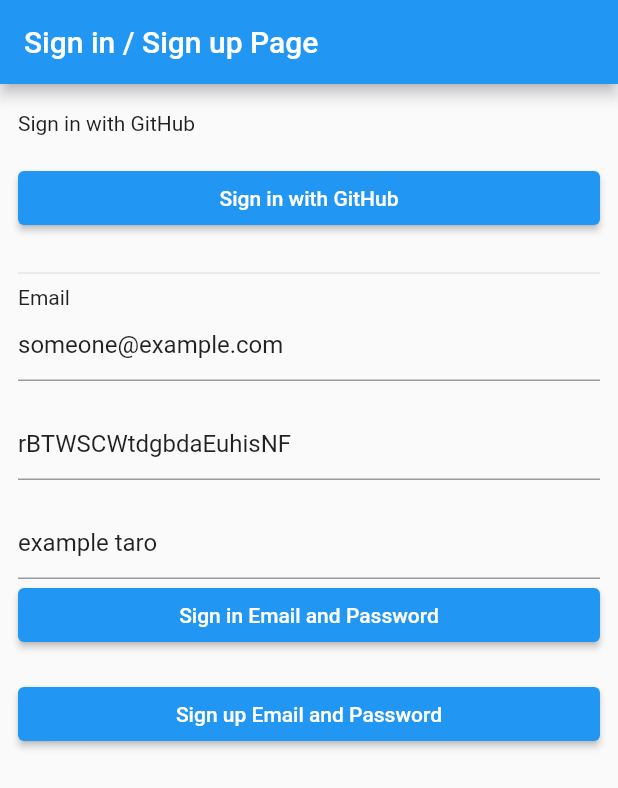
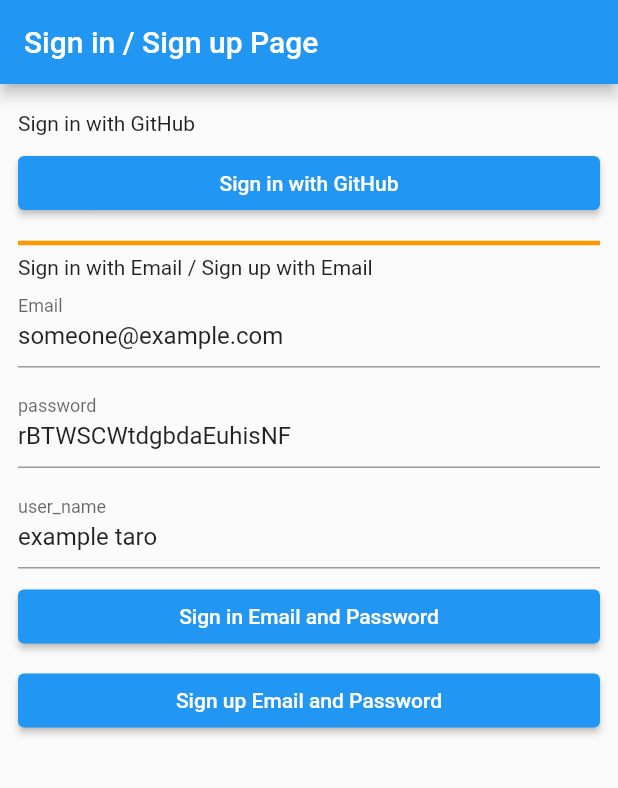
Before and after one commit to Pregum/authentication_sample_with_supabase_flutter, a Flutter app: the screen it shows after launch, on a phone screen of 412 x 824 dp. Shown: the top 788 px of the screen. Run offline on Flutter 3.47's test engine with Material 2 defaults, Android fonts, the light colour scheme and no system bars; our stand-ins replace flutter_dotenv, gap, supabase_flutter; accounts and stored records are empty.

Commit message:
update: ログイン用ページのレイアウトを調整
* gap packageを入れて見やすくした
* my_text_field ウィジェットを作成した

```diff
--- a/lib/login_after_page.dart
+++ b/lib/login_after_page.dart
@@ -1,4 +1,5 @@
 import 'package:flutter/material.dart';
+import 'package:gap/gap.dart';
 
 import 'main.dart';
 
@@ -26,15 +27,13 @@
             height: 64,
             width: 64,
             child: avatarUrl != null
-                // ? NetworkImage(avatarUrl)
                 ? Image.network(avatarUrl)
                 : const Icon(Icons.no_photography),
           ),
-          // Text('user.id: ${user.id}'),
           Text('user.name: $userName'),
-          // Text('user.email: ${user.email}'),
-          // Expanded(child: Text('user: ${user}')),
-          const SizedBox(height: 18),
+          const Gap(18),
+          Text('user: $user'),
+          const Gap(18),
           ElevatedButton(onPressed: _signOut, child: const Text('Sign out')),
         ],
       ),
--- a/lib/login_page.dart
+++ b/lib/login_page.dart
@@ -1,9 +1,11 @@
 import 'dart:async';
 
 import 'package:flutter/material.dart';
+import 'package:gap/gap.dart';
 import 'package:supabase_flutter/supabase_flutter.dart';
 
 import 'main.dart';
+import 'my_text_field.dart';
 
 typedef FutureCallback<T> = Future<T> Function();
 
@@ -17,7 +19,7 @@
 class _LoginPageState extends State<LoginPage> {
   var _redirecting = false;
   var _isLoading = false;
-  late final StreamSubscription<AuthState> _authStateSubscripion;
+  late final StreamSubscription<AuthState> _authStateSubscription;
 
   final _emailController = TextEditingController(text: 'someone@example.com');
   final _passwordController =
@@ -28,7 +30,7 @@
   void initState() {
     super.initState();
 
-    _authStateSubscripion = supabase.auth.onAuthStateChange.listen((event) {
+    _authStateSubscription = supabase.auth.onAuthStateChange.listen((event) {
       if (_redirecting) {
         return;
       }
@@ -42,7 +44,7 @@
 
   @override
   void dispose() {
-    _authStateSubscripion.cancel();
+    _authStateSubscription.cancel();
     super.dispose();
   }
 
@@ -50,47 +52,50 @@
   Widget build(BuildContext context) {
     return Scaffold(
       appBar: AppBar(title: const Text('Sign in / Sign up Page')),
-      body: ListView(
+      body: GestureDetector(
+        onTap: () {
+          FocusManager.instance.primaryFocus?.unfocus();
+        },
+        child: ListView(
           padding: const EdgeInsets.symmetric(vertical: 18, horizontal: 12),
           children: [
             const Text('Sign in with GitHub'),
-          const SizedBox(
-            height: 18,
-          ),
+            const Gap(8.0),
             ElevatedButton(
               onPressed: _isLoading ? null : _signInGitHub,
               child: Text(_isLoading ? 'Loading' : 'Sign in with GitHub'),
             ),
-          const SizedBox(
-            height: 18,
-          ),
-          const Divider(),
-          const Text('Email'),
-          TextField(
+            const Gap(8.0),
+            const Divider(color: Colors.orange, thickness: 3.0),
+            const Text('Sign in with Email / Sign up with Email '),
+            MyTextField(
+              label: 'Email',
               controller: _emailController,
             ),
-          const SizedBox(
-            height: 18,
-          ),
-          TextField(
+            const Gap(8.0),
+            MyTextField(
+              label: 'password',
               controller: _passwordController,
             ),
-          const SizedBox(
-            height: 18,
-          ),
-          TextField(
+            const Gap(8.0),
+            MyTextField(
+              label: 'user_name',
               controller: _userNameController,
             ),
+            const Gap(8.0),
             ElevatedButton(
               onPressed: _isLoading ? null : _signInEmail,
-            child: Text(_isLoading ? 'Loading' : 'Sign in Email and Password'),
+              child:
+                  Text(_isLoading ? 'Loading' : 'Sign in Email and Password'),
             ),
-          const SizedBox(height: 18),
+            const Gap(8.0),
             ElevatedButton(
               onPressed: _isLoading ? null : _signUpEmail,
-            child: Text(_isLoading ? 'Loading' : 'Sign up Email and Password'),
+              child:
+                  Text(_isLoading ? 'Loading' : 'Sign up Email and Password'),
             ),
           ],
+        ),
       ),
     );
   }
--- /dev/null
+++ b/lib/my_text_field.dart
@@ -0,0 +1,24 @@
+import 'package:flutter/material.dart';
+
+class MyTextField extends StatelessWidget {
+  final String hintText;
+  final String label;
+  final TextEditingController controller;
+  const MyTextField({
+    super.key,
+    this.hintText = '',
+    this.label = '',
+    required this.controller,
+  });
+
+  @override
+  Widget build(BuildContext context) {
+    return TextField(
+      decoration: InputDecoration(
+        hintText: hintText,
+        label: Text(label),
+      ),
+      controller: controller,
+    );
+  }
+}
--- a/pubspec.yaml
+++ b/pubspec.yaml
@@ -35,6 +35,7 @@
   # The following adds the Cupertino Icons font to your application.
   # Use with the CupertinoIcons class for iOS style icons.
   cupertino_icons: ^1.0.2
+  gap: ^3.0.1
 
 dev_dependencies:
   flutter_test:
```
Also changed, not shown: pubspec.lock. Lines whose indentation alone changed are shown as unchanged.
